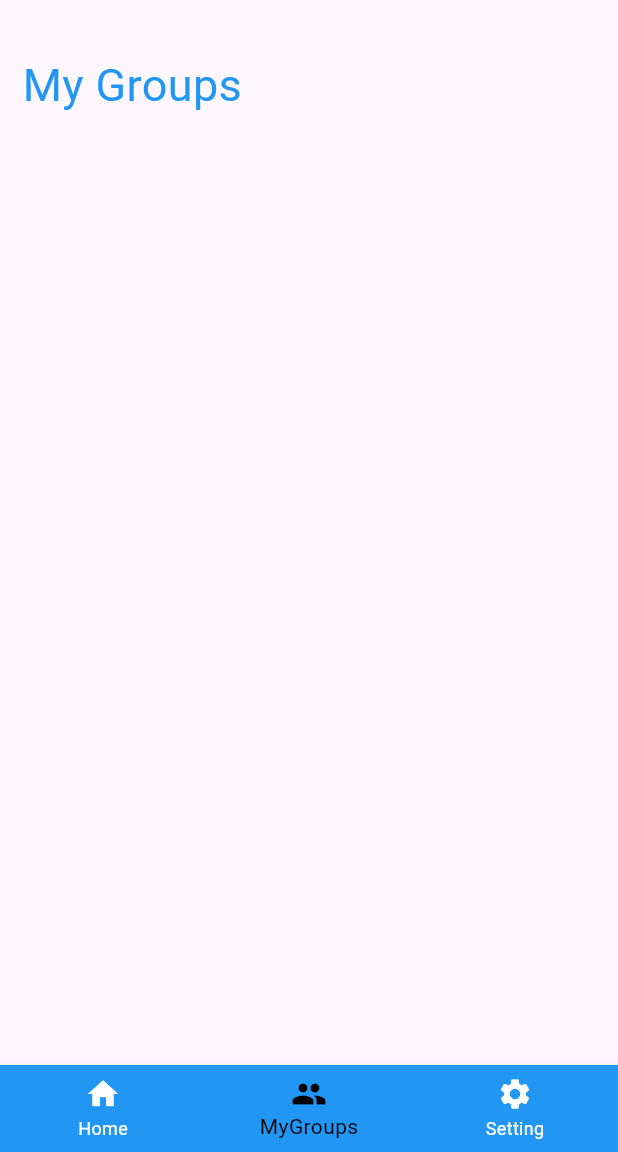
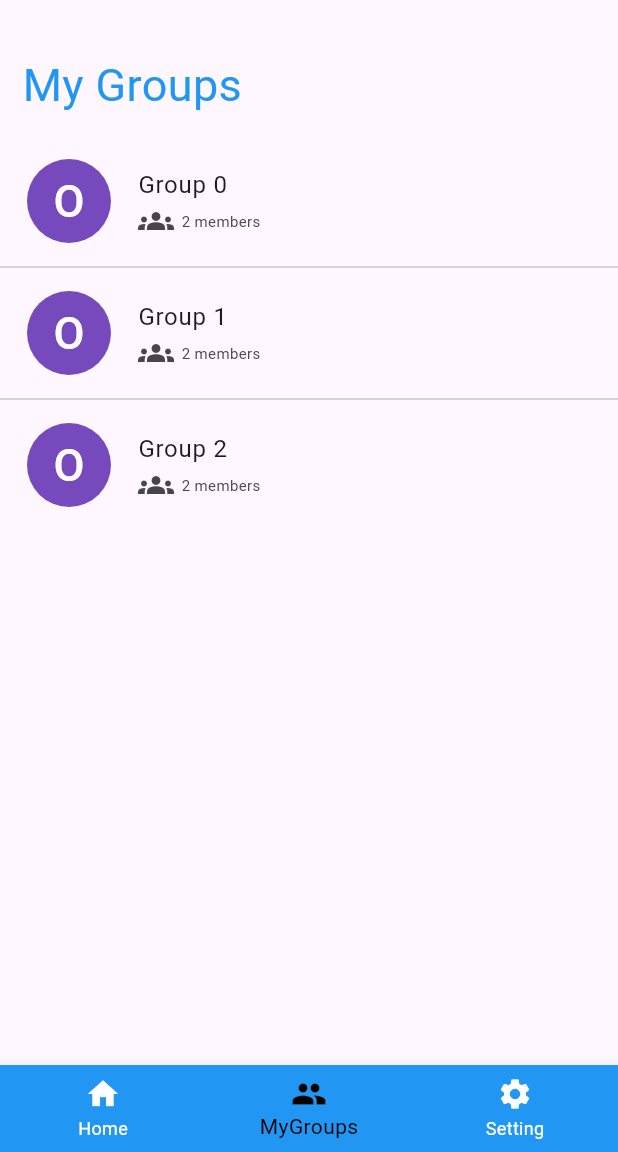
Before and after one commit to Omar-Qaneer/LetsGraduate_Mobile, a Flutter app: the SupervisorHomeScreen screen opened by its route, item 2 of the bottom bar chosen, on a phone screen of 412 x 824 dp, the part 84-1236 px from its top. Run offline on Flutter 3.47's test engine with Material 3 defaults, Android fonts, the phone set to English and light mode, and no system bars; our stand-ins replace flutter_otp_text_field, get, shared_preferences; accounts and stored records are empty.

Commit message:
Edit MyGroups file 2
Add ListTile Widget inside ListView.separated Widget to minize lines of code

```diff
--- a/lib/view/screen/supervisor/mygroups.dart
+++ b/lib/view/screen/supervisor/mygroups.dart
@@ -6,6 +6,62 @@ class SupervisorGroups extends StatelessWidget {
 
   @override
   Widget build(BuildContext context) {
+    final groups = [
+      {
+        {
+          "name": 'Omar Qaneer',
+          "number": 11925044,
+          "department": 'Computer Engineering',
+          "email": 'omarqaner@gmail.co',
+          "mobileNumber": 05954698745,
+          "address": 'Nablus',
+        },
+        {
+          "name": 'Jamal SaadEddin',
+          "number": 12345678,
+          "department": 'Computer Engineering',
+          "email": 'jamal@gmail.co',
+          "mobileNumber": 05954698745,
+          "address": 'Nablus',
+        }
+      },
+      {
+        {
+          "name": 'Obaida Aws',
+          "number": 119236866,
+          "department": 'Computer Engineering',
+          "email": 'obaidaaws@gmail.co',
+          "mobileNumber": 05954698745,
+          "address": 'Jenin',
+        },
+        {
+          "name": 'Abdallah Ads',
+          "number": 11945177,
+          "department": 'Computer Engineering',
+          "email": 'abdallahads@gmail.co',
+          "mobileNumber": 05954698745,
+          "address": 'Jenin',
+        },
+      },
+      {
+        {
+          "name": 'Omar Quzmar',
+          "number": 11924055,
+          "department": 'Computer Engineering',
+          "email": 'omarquzmar@gmail.co',
+          "mobileNumber": 05954698745,
+          "address": 'Jenin',
+        },
+        {
+          "name": 'Yahia Arafat',
+          "number": 11825047,
+          "department": 'Computer Engineering',
+          "email": 'yahiaarafat@gmail.co',
+          "mobileNumber": 05954698745,
+          "address": 'Jenin',
+        }
+      }
+    ];
     return ListView(
       children: [
         Container(
@@ -17,6 +73,43 @@ class SupervisorGroups extends StatelessWidget {
             verticalPadding: 5,
           ),
         ),
+        ListView.separated(
+          shrinkWrap: true,
+          itemCount: groups.length,
+          itemBuilder: (context, index) {
+            final group = groups[index];
+            final String groupLength = group.length.toString();
+            return ListTile(
+              leading: CircleAvatar(
+                radius: 30,
+                backgroundColor: const Color(0xff764abc),
+                child: Text(
+                  group.elementAt(0)['name'].toString().substring(0, 1),
+                  style: const TextStyle(fontSize: 30, color: Colors.white),
+                ),
+              ),
+              title: Text(
+                "Group $index",
+                style: const TextStyle(fontSize: 16),
+              ),
+              subtitle: Row(
+                children: [
+                  const Icon(Icons.groups),
+                  const SizedBox(
+                    width: 5,
+                  ),
+                  Text(
+                    "$groupLength members",
+                    style: const TextStyle(fontSize: 10),
+                  ),
+                ],
+              ),
+            );
+          },
+          separatorBuilder: (BuildContext context, int index) {
+            return const Divider();
+          },
+        ),
       ],
     );
   }
```
